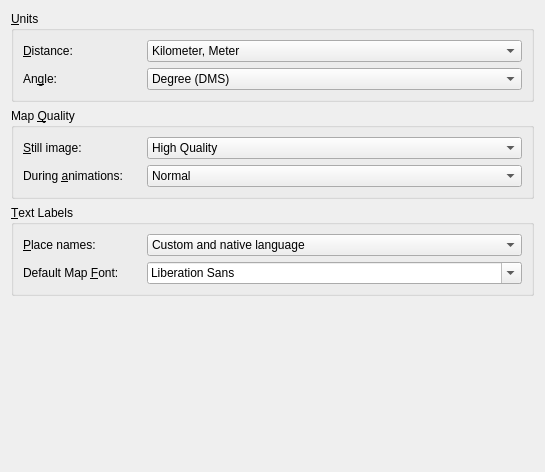
First picture: the form in src/lib/MarbleViewSettingsWidget.ui, repository KDE/marble, before the edit.
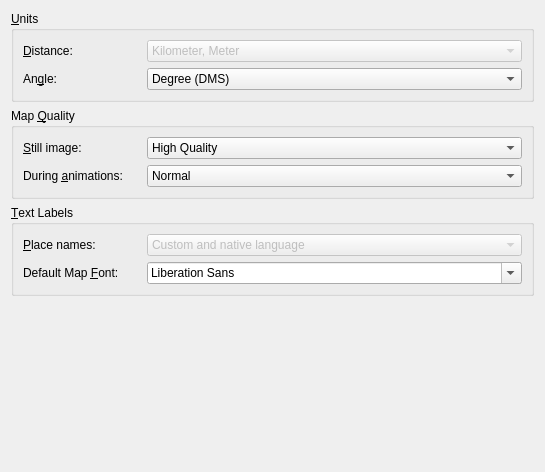
Second picture: the form after the edit.

Commit message: Fixing Settings Dialog:     - Displaying Plugins     - Enabling Animated Travel Checkbox     - Enabling Change of Degree Notation

Diff of the .ui file:
```diff
--- a/src/lib/MarbleViewSettingsWidget.ui
+++ b/src/lib/MarbleViewSettingsWidget.ui
@@ -40,6 +40,9 @@
       </item>
       <item row="0" column="1" >
        <widget class="QComboBox" name="kcfg_distanceUnit" >
+        <property name="enabled" >
+         <bool>false</bool>
+        </property>
         <property name="sizePolicy" >
          <sizepolicy vsizetype="Fixed" hsizetype="Preferred" >
           <horstretch>0</horstretch>
@@ -264,6 +267,9 @@
         </item>
         <item>
          <widget class="QComboBox" name="kcfg_labelLocalization" >
+          <property name="enabled" >
+           <bool>false</bool>
+          </property>
           <property name="toolTip" >
            <string>&lt;html>&lt;head>&lt;meta name="qrichtext" content="1" />&lt;style type="text/css">
 p, li { white-space: pre-wrap; }
```
Left out of the diff: 3 changed lines with no effect on the pictures. The commit also changes 30 other files.
